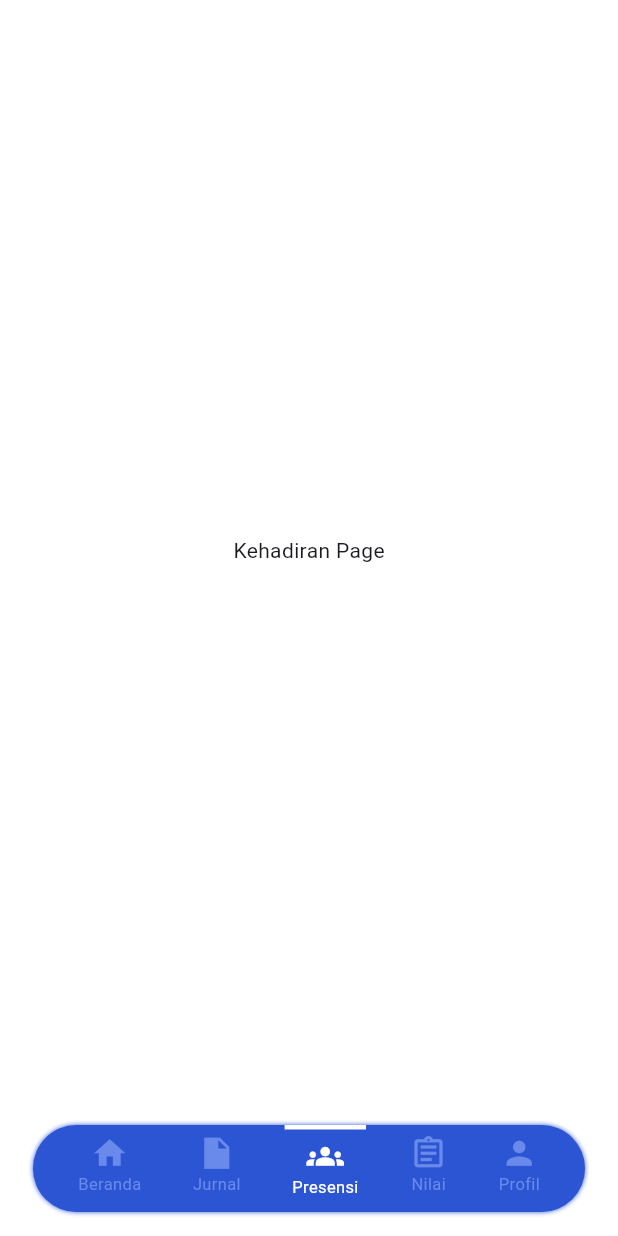
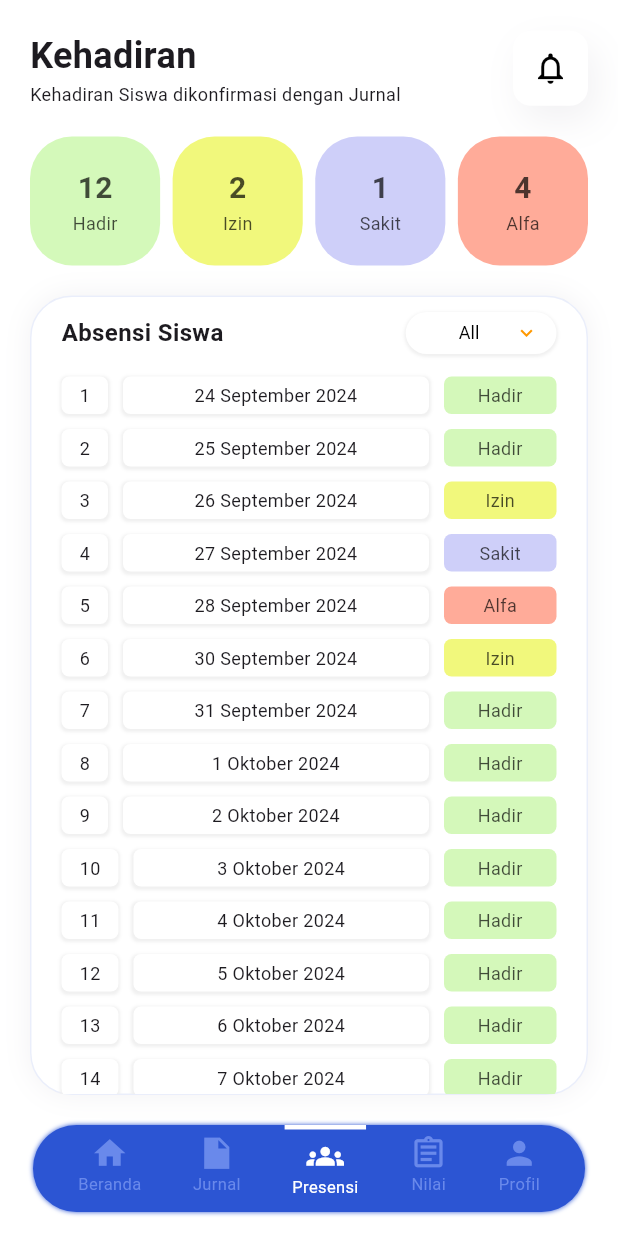
Before and after one commit to Tim-Situ/simpkl-mobile, a Flutter app: the screen it shows after launch, item 3 of the bottom bar chosen, on a phone screen of 412 x 824 dp. Run offline on Flutter 3.47's test engine with Material 3 defaults, Android fonts, the phone set to English and light mode, and no system bars; network calls fail.

Commit message:
add: presence pages

```diff
--- a/lib/components/BottomNavBar.dart
+++ b/lib/components/BottomNavBar.dart
@@ -24,7 +24,7 @@ class BottomNavBar extends StatelessWidget {
     List<String> labels = ["Beranda", "Jurnal", "Presensi", "Nilai", "Profil"];
 
     return Padding(
-      padding: const EdgeInsets.symmetric(vertical: 16, horizontal: 22),
+      padding: const EdgeInsets.only(bottom: 16, left: 22, right: 22),
       child: Container(
         width: MediaQuery.of(context).size.width * 0.9,
         padding: const EdgeInsets.only(bottom: 4, right: 13, left: 13),
@@ -33,17 +33,22 @@ class BottomNavBar extends StatelessWidget {
             borderRadius: BorderRadius.circular(45.8),
             boxShadow: const [
               BoxShadow(blurRadius: 2, color: SimpklColor.darkBlue)
-          ]
-        ),
+            ]),
         child: Row(
           mainAxisAlignment: MainAxisAlignment.spaceAround,
-          children: List.generate(data.length, (i) => GestureDetector(
+          children: List.generate(
+              data.length,
+              (i) => GestureDetector(
                     onTap: () => onItemTapped(i),
                     child: AnimatedContainer(
                       duration: const Duration(milliseconds: 10),
                       decoration: BoxDecoration(
                         border: i == selectedIndex
-                  ? const Border(top: BorderSide(width: 3.0, color: Colors.white,))
+                            ? const Border(
+                                top: BorderSide(
+                                width: 3.0,
+                                color: Colors.white,
+                              ))
                             : null,
                       ),
                       child: Padding(
@@ -54,12 +59,16 @@ class BottomNavBar extends StatelessWidget {
                             Icon(
                               data[i],
                               size: 25,
-                      color: i == selectedIndex ? Colors.white : SimpklColor.softBlue,
+                              color: i == selectedIndex
+                                  ? Colors.white
+                                  : SimpklColor.softBlue,
                             ),
                             Text(
                               labels[i],
                               style: TextStyle(
-                        color: i == selectedIndex ? Colors.white : SimpklColor.softBlue,
+                                color: i == selectedIndex
+                                    ? Colors.white
+                                    : SimpklColor.softBlue,
                                 fontSize: 11,
                               ),
                             ),
--- /dev/null
+++ b/lib/components/attendance_list.dart
@@ -0,0 +1,246 @@
+import 'package:flutter/material.dart';
+import 'package:intl/intl.dart';
+
+class AttendanceList extends StatefulWidget {
+  const AttendanceList({super.key});
+
+  @override
+  _AttendanceListState createState() => _AttendanceListState();
+}
+
+class _AttendanceListState extends State<AttendanceList> {
+  final List<Map<String, String>> attendanceData = [
+    {'no': '1', 'tanggal': '24 September 2024', 'status': 'Hadir'},
+    {'no': '2', 'tanggal': '25 September 2024', 'status': 'Hadir'},
+    {'no': '3', 'tanggal': '26 September 2024', 'status': 'Izin'},
+    {'no': '4', 'tanggal': '27 September 2024', 'status': 'Sakit'},
+    {'no': '5', 'tanggal': '28 September 2024', 'status': 'Alfa'},
+    {'no': '6', 'tanggal': '30 September 2024', 'status': 'Izin'},
+    {'no': '7', 'tanggal': '31 September 2024', 'status': 'Hadir'},
+    {'no': '8', 'tanggal': '1 Oktober 2024', 'status': 'Hadir'},
+    {'no': '9', 'tanggal': '2 Oktober 2024', 'status': 'Hadir'},
+    {'no': '10', 'tanggal': '3 Oktober 2024', 'status': 'Hadir'},
+    {'no': '11', 'tanggal': '4 Oktober 2024', 'status': 'Hadir'},
+    {'no': '12', 'tanggal': '5 Oktober 2024', 'status': 'Hadir'},
+    {'no': '13', 'tanggal': '6 Oktober 2024', 'status': 'Hadir'},
+    {'no': '14', 'tanggal': '7 Oktober 2024', 'status': 'Hadir'},
+    {'no': '15', 'tanggal': '8 Oktober 2024', 'status': 'Hadir'},
+    {'no': '16', 'tanggal': '9 Oktober 2024', 'status': 'Hadir'},
+    {'no': '17', 'tanggal': '10 Oktober 2024', 'status': 'Hadir'},
+    {'no': '18', 'tanggal': '11 Oktober 2024', 'status': 'Hadir'},
+    {'no': '19', 'tanggal': '12 Oktober 2024', 'status': 'Hadir'},
+    {'no': '20', 'tanggal': '13 Oktober 2024', 'status': 'Hadir'},
+    {'no': '21', 'tanggal': '14 Oktober 2024', 'status': 'Hadir'},
+    {'no': '22', 'tanggal': '15 Oktober 2024', 'status': 'Hadir'},
+    {'no': '23', 'tanggal': '16 Oktober 2024', 'status': 'Hadir'},
+    {'no': '24', 'tanggal': '17 Oktober 2024', 'status': 'Hadir'},
+    {'no': '25', 'tanggal': '18 Oktober 2024', 'status': 'Hadir'},
+    {'no': '26', 'tanggal': '19 Oktober 2024', 'status': 'Hadir'},
+    {'no': '27', 'tanggal': '20 Oktober 2024', 'status': 'Hadir'},
+    {'no': '28', 'tanggal': '21 Oktober 2024', 'status': 'Izin'},
+  ];
+
+  List<Map<String, String>> filteredData = [];
+
+  String filter = 'All';
+
+  get filteredAttendanceData {
+    DateTime now = DateTime.now();
+    DateFormat format =
+        DateFormat('d MMMM yyyy', 'id'); // Date format for parsing
+
+    if (filter == 'Last Week') {
+      filteredData = attendanceData.where((item) {
+        DateTime date = format.parse(item['tanggal']!); // Parse date
+        return date.isAfter(now.subtract(Duration(days: 7))) &&
+            date.isBefore(now);
+      }).toList();
+    } else if (filter == 'Last Month') {
+      filteredData = attendanceData.where((item) {
+        DateTime date = format.parse(item['tanggal']!); // Parse date
+        return date.isAfter(now.subtract(Duration(days: 30))) &&
+            date.isBefore(now);
+      }).toList();
+    } else {
+      filteredData = attendanceData;
+    }
+
+    return filteredData;
+  }
+
+// Format tanggal
+  String formatDate(String date) {
+    return DateFormat('dd MMMM yyyy').format(DateTime.parse(date));
+  }
+
+  @override
+  void initState() {
+    super.initState();
+    filteredAttendanceData;
+  }
+
+  @override
+  Widget build(BuildContext context) {
+    return Column(
+      children: [
+        Padding(
+          padding: const EdgeInsets.symmetric(horizontal: 20),
+          child: Row(
+            mainAxisAlignment: MainAxisAlignment.spaceBetween,
+            children: [
+              const Text(
+                'Absensi Siswa',
+                style: TextStyle(fontSize: 16, fontWeight: FontWeight.bold),
+              ),
+              Container(
+                margin: EdgeInsets.symmetric(vertical: 10),
+                padding:
+                    const EdgeInsets.symmetric(horizontal: 12, vertical: 2),
+                decoration: BoxDecoration(
+                  color: Colors.white,
+                  borderRadius: BorderRadius.circular(25),
+                  boxShadow: const [
+                    BoxShadow(
+                      color: Color.fromARGB(255, 240, 240, 240),
+                      spreadRadius: 1,
+                      blurRadius: 1,
+                      offset: Offset(0, 1),
+                    ),
+                  ],
+                ),
+                child: DropdownButtonHideUnderline(
+                  child: DropdownButton<String>(
+                    alignment: Alignment.center,
+                    dropdownColor: Colors.white,
+                    value: filter,
+                    icon: const Icon(Icons.keyboard_arrow_down,
+                        color: Colors.orange, size: 16),
+                    style: TextStyle(color: Colors.black, fontSize: 12),
+                    isDense: true,
+                    itemHeight: null, // Let items determine their own height
+                    onChanged: (String? newValue) {
+                      setState(() {
+                        filter = newValue!;
+                      });
+                      filteredAttendanceData;
+                    },
+                    items: <String>['Last Week', 'Last Month', 'All']
+                        .map<DropdownMenuItem<String>>((String value) {
+                      return DropdownMenuItem<String>(
+                        value: value,
+                        child: Padding(
+                          padding: EdgeInsets.symmetric(vertical: 4.0),
+                          child: Text(value),
+                        ),
+                      );
+                    }).toList(),
+                  ),
+                ),
+              )
+            ],
+          ),
+        ),
+        Expanded(
+          child: ListView.builder(
+            key: ValueKey(filter),
+            itemCount: filteredData.length,
+            itemBuilder: (context, index) {
+              return Padding(
+                padding:
+                    const EdgeInsets.symmetric(horizontal: 20, vertical: 5),
+                child: Row(
+                  children: [
+                    Container(
+                      padding: const EdgeInsets.symmetric(
+                          horizontal: 12, vertical: 4),
+                      decoration: BoxDecoration(
+                        color: Colors.white,
+                        borderRadius: BorderRadius.circular(5),
+                        boxShadow: const [
+                          BoxShadow(
+                            color: Color.fromARGB(255, 240, 240, 240),
+                            spreadRadius: 1,
+                            blurRadius: 1,
+                            offset: Offset(0, 1),
+                          ),
+                        ],
+                      ),
+                      child: Text(
+                        filteredData[index]['no']!,
+                        style: const TextStyle(
+                          fontSize: 12,
+                          fontWeight: FontWeight.normal,
+                        ),
+                      ),
+                    ),
+                    const SizedBox(width: 10),
+                    Expanded(
+                      child: Container(
+                        padding: const EdgeInsets.symmetric(
+                            horizontal: 12, vertical: 4),
+                        decoration: BoxDecoration(
+                          color: Colors.white,
+                          borderRadius: BorderRadius.circular(5),
+                          boxShadow: const [
+                            BoxShadow(
+                              color: Color.fromARGB(255, 240, 240, 240),
+                              spreadRadius: 1,
+                              blurRadius: 1,
+                              offset: Offset(0, 1),
+                            ),
+                          ],
+                        ),
+                        child: Text(
+                          filteredData[index]['tanggal']!,
+                          textAlign: TextAlign.center,
+                          style: const TextStyle(
+                            fontSize: 12,
+                            fontWeight: FontWeight.normal,
+                          ),
+                        ),
+                      ),
+                    ),
+                    const SizedBox(width: 10),
+                    Container(
+                      width: 75,
+                      padding: const EdgeInsets.symmetric(
+                          horizontal: 12, vertical: 4),
+                      decoration: BoxDecoration(
+                        color: _getStatusColor(filteredData[index]['status']!),
+                        borderRadius: BorderRadius.circular(5),
+                      ),
+                      child: Text(
+                        filteredData[index]['status']!,
+                        textAlign: TextAlign.center,
+                        style: const TextStyle(
+                          color: Color.fromARGB(178, 0, 0, 0),
+                          fontWeight: FontWeight.normal,
+                          fontSize: 12,
+                        ),
+                      ),
+                    ),
+                  ],
+                ),
+              );
+            },
+          ),
+        ),
+      ],
+    );
+  }
+
+  Color _getStatusColor(String status) {
+    switch (status) {
+      case 'Hadir':
+        return const Color(0xFFD4F8BA);
+      case 'Izin':
+        return const Color(0xFFF1F87C);
+      case 'Sakit':
+        return const Color(0xFFCECFF9);
+      case 'Alfa':
+        return const Color(0xFFFFAB99);
+      default:
+        return Colors.white;
+    }
+  }
+}
--- /dev/null
+++ b/lib/components/responsive_boxes.dart
@@ -0,0 +1,54 @@
+import 'package:flutter/material.dart';
+
+class ResponsiveBoxes extends StatelessWidget {
+  const ResponsiveBoxes({super.key});
+
+  @override
+  Widget build(BuildContext context) {
+    return LayoutBuilder(
+      builder: (context, constraints) {
+        double boxWidth = (constraints.maxWidth - 25) / 4;
+        return Row(
+          mainAxisAlignment: MainAxisAlignment.spaceBetween,
+          children: [
+            buildBox('12', 'Hadir', const Color(0xFFD4F9BA), boxWidth),
+            buildBox('2', 'Izin', const Color(0xFFF1F87C), boxWidth),
+            buildBox('1', 'Sakit', const Color(0xFFCECFF9), boxWidth),
+            buildBox('4', 'Alfa', const Color(0xFFFFAB99), boxWidth),
+          ],
+        );
+      },
+    );
+  }
+
+  Widget buildBox(String number, String label, Color color, double width) {
+    return Container(
+      width: width,
+      padding: const EdgeInsets.symmetric(vertical: 20),
+      decoration: BoxDecoration(
+        color: color,
+        borderRadius: BorderRadius.circular(28),
+      ),
+      child: Column(
+        mainAxisSize: MainAxisSize.min,
+        children: [
+          Text(
+            number,
+            style: const TextStyle(
+              fontSize: 20,
+              fontWeight: FontWeight.bold,
+              color: Color.fromARGB(178, 0, 0, 0),
+            ),
+          ),
+          Text(
+            label,
+            style: const TextStyle(
+              fontSize: 12,
+              color: Color.fromARGB(178, 0, 0, 0),
+            ),
+          ),
+        ],
+      ),
+    );
+  }
+}
--- a/lib/main.dart
+++ b/lib/main.dart
@@ -2,6 +2,7 @@ import 'package:flutter/material.dart';
 import 'package:simpkl_mobile/components/BottomNavBar.dart';
 import 'package:simpkl_mobile/pages/jurnal_page.dart';
 import 'package:intl/date_symbol_data_local.dart';
+import 'package:simpkl_mobile/pages/presence_page.dart';
 
 void main() async {
   WidgetsFlutterBinding.ensureInitialized();
@@ -18,7 +19,7 @@ class MyApp extends StatelessWidget {
       theme: ThemeData(
         scaffoldBackgroundColor: Colors.white, // Set background global
       ),
-      home: MyHomePage(),
+      home: const MyHomePage(),
     );
   }
 }
@@ -31,16 +32,14 @@ class MyHomePage extends StatefulWidget {
 }
 
 class _MyHomePageState extends State<MyHomePage> {
-
   int _selectedIndex = 0;
 
-
   final List<Widget> _pages = <Widget>[
-    Center(child: Text('Home Page')),
-    JurnalPage(),
-    Center(child: Text('Kehadiran Page')),
-    Center(child: Text('Nilai Page')),
-    Center(child: Text('Profile Page')),
+    const Center(child: Text('Home Page')),
+    const JurnalPage(),
+    const PresencePage(),
+    const Center(child: Text('Nilai Page')),
+    const Center(child: Text('Profile Page')),
   ];
 
   void _onItemTapped(int index) {
--- a/lib/pages/detail_jurnal_page.dart
+++ b/lib/pages/detail_jurnal_page.dart
@@ -1,30 +1,27 @@
 import 'package:flutter/material.dart';
-import 'package:intl/intl.dart';
-import 'package:simpkl_mobile/contstants/colors.dart';
 
 class DetailJurnalPage extends StatefulWidget {
+  const DetailJurnalPage({super.key});
+
   @override
   State<StatefulWidget> createState() => _DetailJurnalPageState();
 }
 
 class _DetailJurnalPageState extends State<DetailJurnalPage> {
-
   @override
   Widget build(BuildContext context) {
     return Scaffold(
       appBar: AppBar(
-        title: Text(
-          "Detail Jurnal"
-        ),
+        title: const Text("Detail Jurnal"),
       ),
       body: Padding(
-        padding: EdgeInsets.symmetric(horizontal: 20, vertical: 20),
+        padding: const EdgeInsets.symmetric(horizontal: 20, vertical: 20),
         child: SingleChildScrollView(
           child: Column(
             children: [
               Container(
-                // width: ,
-              )
+                  // width: ,
+                  )
             ],
           ),
         ),
--- a/lib/pages/jurnal_page.dart
+++ b/lib/pages/jurnal_page.dart
@@ -1,11 +1,12 @@
 import 'package:flutter/material.dart';
 import 'package:intl/intl.dart';
 import 'package:simpkl_mobile/components/JournalCard.dart';
-import 'dart:ui';
 
 import 'package:simpkl_mobile/contstants/colors.dart';
 
 class JurnalPage extends StatefulWidget {
+  const JurnalPage({super.key});
+
   @override
   State<StatefulWidget> createState() => _JurnalPageState();
 }
@@ -21,10 +22,11 @@ class _JurnalPageState extends State<JurnalPage> {
       firstDate: DateTime(2020),
       lastDate: DateTime(2025),
     );
-    if (picked != null && picked != selectedDate)
+    if (picked != null && picked != selectedDate) {
       setState(() {
         selectedDate = picked;
       });
+    }
   }
 
   // Format Tanggal
@@ -36,14 +38,15 @@ class _JurnalPageState extends State<JurnalPage> {
   Widget build(BuildContext context) {
     return Scaffold(
       body: Padding(
-        padding: EdgeInsets.only(top: 50, right: 20, left: 20, bottom: 20),
+        padding:
+            const EdgeInsets.only(top: 50, right: 20, left: 20, bottom: 20),
         child: SingleChildScrollView(
           child: Column(
             children: [
               Row(
                 mainAxisAlignment: MainAxisAlignment.center,
                 children: [
-                  SizedBox(width: 100),
+                  const SizedBox(width: 100),
                   GestureDetector(
                     onTap: () => _selectDate(context),
                     child: Column(
@@ -62,14 +65,12 @@ class _JurnalPageState extends State<JurnalPage> {
                         Text(
                           getFormattedDate(selectedDate),
                           style: const TextStyle(
-                            fontSize: 15,
-                            fontWeight: FontWeight.w500
-                          ),
+                              fontSize: 15, fontWeight: FontWeight.w500),
                         ),
                       ],
                     ),
                   ),
-                  Container(
+                  SizedBox(
                     width: 100,
                     child: Row(
                       mainAxisAlignment: MainAxisAlignment.end,
@@ -79,16 +80,17 @@ class _JurnalPageState extends State<JurnalPage> {
                           width: 50,
                           decoration: BoxDecoration(
                             color: Colors.white,
-                            borderRadius: BorderRadius.all(Radius.circular(12)),
+                            borderRadius:
+                                const BorderRadius.all(Radius.circular(12)),
                             boxShadow: [
                               BoxShadow(
-                                color: Color(0xFFD3D1D8).withOpacity(0.3),
-                                offset: Offset(5, 10),
+                                color: const Color(0xFFD3D1D8).withOpacity(0.3),
+                                offset: const Offset(5, 10),
                                 blurRadius: 20,
                               ),
                             ],
                           ),
-                          child: Icon(
+                          child: const Icon(
                             Icons.notifications_none_outlined,
                             color: Colors.black,
                             size: 25,
@@ -99,7 +101,9 @@ class _JurnalPageState extends State<JurnalPage> {
                   ),
                 ],
               ),
-              SizedBox(height: 35,),
+              const SizedBox(
+                height: 35,
+              ),
               JournalCard(
                 title: "Piket Pagi",
                 status: "Ditolak",
@@ -108,7 +112,9 @@ class _JurnalPageState extends State<JurnalPage> {
                 typeOfWork: "Pekerjaan Lain",
                 typeOfActivity: "Inisiatif",
               ),
-              SizedBox(height: 15,),
+              const SizedBox(
+                height: 15,
+              ),
               JournalCard(
                 title: "Daily Scrum",
                 status: "Diterima",
@@ -117,7 +123,9 @@ class _JurnalPageState extends State<JurnalPage> {
                 typeOfWork: "Sesuai Kompetensi",
                 typeOfActivity: "Bimbingan",
               ),
-              SizedBox(height: 15,),
+              const SizedBox(
+                height: 15,
+              ),
               JournalCard(
                 title: "Membuat Website",
                 status: "Menunggu",
@@ -136,7 +144,7 @@ class _JurnalPageState extends State<JurnalPage> {
           borderRadius: BorderRadius.circular(1),
           boxShadow: [
             BoxShadow(
-              color: Color(0xFFD3D1D8).withOpacity(0.3),
+              color: const Color(0xFFD3D1D8).withOpacity(0.3),
               // offset: Offset(5, 10),
               blurRadius: 10,
             ),
@@ -144,8 +152,11 @@ class _JurnalPageState extends State<JurnalPage> {
         ),
         child: FloatingActionButton(
           onPressed: () {},
-          child: const Icon(Icons.add, color: SimpklColor.darkBlue,),
           backgroundColor: Colors.white,
+          child: const Icon(
+            Icons.add,
+            color: SimpklColor.darkBlue,
+          ),
         ),
       ),
     );
--- /dev/null
+++ b/lib/pages/presence_page.dart
@@ -0,0 +1,92 @@
+import 'package:flutter/material.dart';
+import 'package:simpkl_mobile/components/attendance_list.dart';
+import 'package:simpkl_mobile/components/responsive_boxes.dart';
+
+class PresencePage extends StatelessWidget {
+  const PresencePage({super.key});
+
+  @override
+  Widget build(BuildContext context) {
+    return Scaffold(
+      backgroundColor: Colors.white,
+      body: SafeArea(
+        child: Padding(
+          padding: const EdgeInsets.all(20),
+          child: Column(
+            children: [
+              Row(
+                children: [
+                  const Expanded(
+                    child: Column(
+                      crossAxisAlignment: CrossAxisAlignment.start,
+                      children: [
+                        Text(
+                          "Kehadiran",
+                          style: TextStyle(
+                              fontSize: 24, fontWeight: FontWeight.bold),
+                        ),
+                        Text(
+                          "Kehadiran Siswa dikonfirmasi dengan Jurnal",
+                          style: TextStyle(fontSize: 12),
+                        )
+                      ],
+                    ),
+                  ),
+                  SizedBox(
+                    width: 100,
+                    child: Row(
+                      mainAxisAlignment: MainAxisAlignment.end,
+                      children: [
+                        Container(
+                          height: 50,
+                          width: 50,
+                          decoration: BoxDecoration(
+                            color: Colors.white,
+                            borderRadius:
+                                const BorderRadius.all(Radius.circular(12)),
+                            boxShadow: [
+                              BoxShadow(
+                                color: const Color(0xFFD3D1D8).withOpacity(0.3),
+                                offset: const Offset(5, 10),
+                                blurRadius: 20,
+                              ),
+                            ],
+                          ),
+                          child: const Icon(
+                            Icons.notifications_none_outlined,
+                            color: Colors.black,
+                            size: 25,
+                          ),
+                        ),
+                      ],
+                    ),
+                  ),
+                ],
+              ),
+              const SizedBox(height: 20),
+              ResponsiveBoxes(),
+              const SizedBox(height: 20),
+              Expanded(
+                child: Container(
+                  decoration: BoxDecoration(
+                    color: Colors.white,
+                    borderRadius: BorderRadius.circular(28),
+                    border: Border.all(
+                        color: const Color.fromARGB(25, 44, 85, 211)),
+                    boxShadow: const [
+                      BoxShadow(
+                        color: Color.fromARGB(76, 211, 209, 216),
+                        blurRadius: 15,
+                      ),
+                    ],
+                  ),
+                  child: AttendanceList(),
+                ),
+              ),
+            ],
+          ),
+        ),
+      ),
+    );
+  }
+}
```
Also changed, not shown: pubspec.yaml (+3 -13 lines), pubspec.lock, 1 other file. Lines whose indentation alone changed are shown as unchanged.
